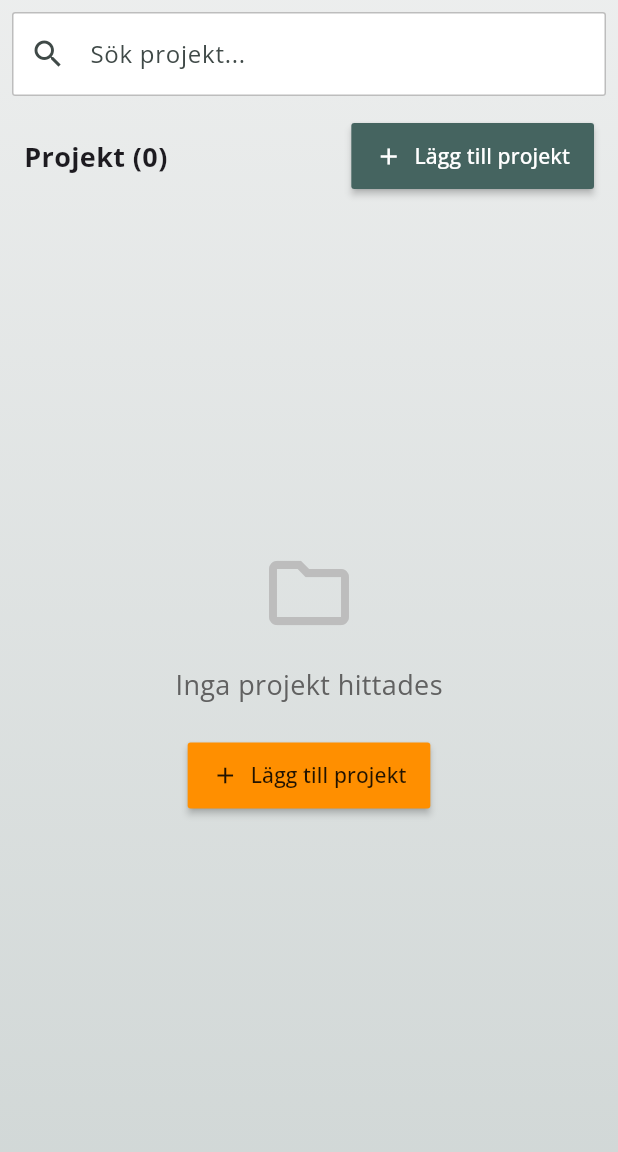
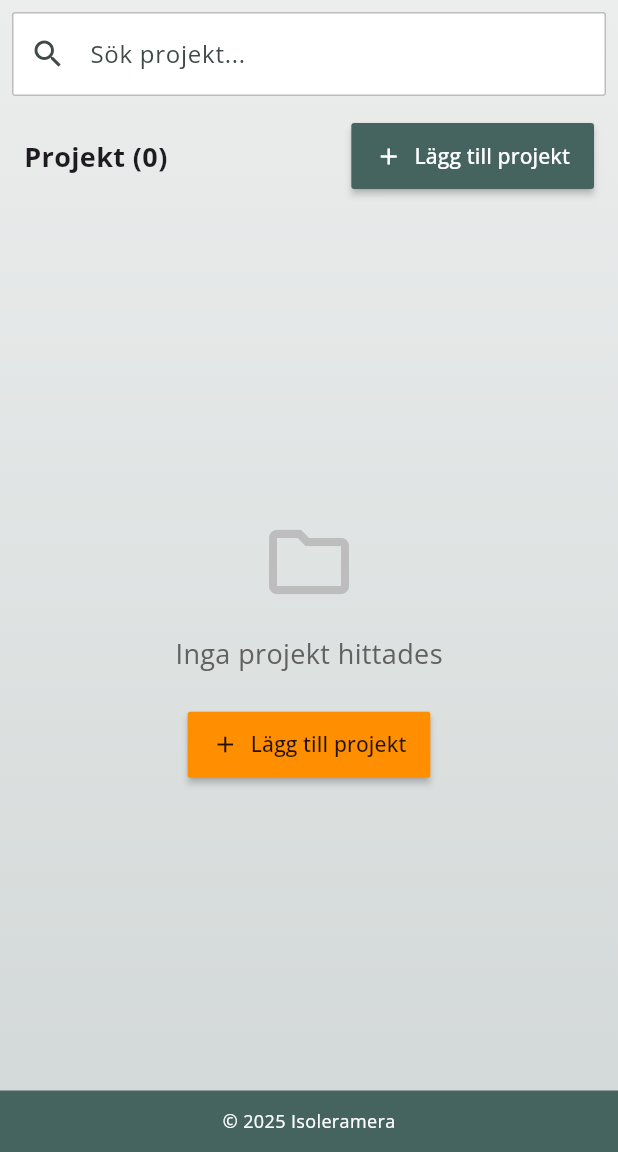
Before and after one commit to jockeBjers/insulation_app, a Flutter app: the screen it shows once a user with an empty profile is signed in, after a tap on "Skapa ditt första projekt", on a phone screen of 412 x 824 dp, the part 84-1236 px from its top. Run offline on Flutter 3.47's test engine with Material 3 defaults, Android fonts, the light colour scheme and no system bars; our stand-ins replace cloud_firestore, firebase_auth, firebase_core, freezed_annotation, google_fonts, hive_flutter; accounts and stored records are empty; generated files the repository leaves out were written again.

Commit message:
add small footer

```diff
--- a/lib/Pages/home_page.dart
+++ b/lib/Pages/home_page.dart
@@ -123,6 +123,9 @@ class _HomePageState extends State<HomePage> {
             ],
           ),
         ),
+        child: Column(
+          children: [
+            Expanded(
               child: Center(
                 child: SingleChildScrollView(
                   padding: const EdgeInsets.all(24.0),
@@ -138,7 +141,8 @@ class _HomePageState extends State<HomePage> {
                           shape: BoxShape.circle,
                           boxShadow: [
                             BoxShadow(
-                        color: theme.colorScheme.primary.withOpacity(0.3),
+                              color: theme.colorScheme.primary
+                                  .withValues(alpha: .3),
                               blurRadius: 15,
                               spreadRadius: 5,
                             ),
@@ -180,7 +184,8 @@ class _HomePageState extends State<HomePage> {
                         style: ElevatedButton.styleFrom(
                           backgroundColor: theme.colorScheme.primary,
                           foregroundColor: Colors.white,
-                    padding: EdgeInsets.symmetric(horizontal: 32, vertical: 16),
+                          padding: EdgeInsets.symmetric(
+                              horizontal: 32, vertical: 16),
                           textStyle: TextStyle(fontSize: 18),
                         ),
                         onPressed: _navigateToProjects,
@@ -197,6 +202,27 @@ class _HomePageState extends State<HomePage> {
                 ),
               ),
             ),
+            // Footer
+            Container(
+              width: double.infinity,
+              padding:
+                  const EdgeInsets.symmetric(vertical: 12.0, horizontal: 16.0),
+              decoration: BoxDecoration(
+                color: theme.colorScheme.primary,
+              ),
+              child: Center(
+                child: Text(
+                  "© 2025 Isoleramera",
+                  style: TextStyle(
+                    fontSize: 12,
+                    color: theme.colorScheme.onPrimary,
+                  ),
+                ),
+              ),
+            ),
+          ],
+        ),
+      ),
     );
   }
 }
--- a/lib/Pages/projects_page.dart
+++ b/lib/Pages/projects_page.dart
@@ -409,7 +409,13 @@ class _ProjectsPageState extends State<ProjectsPage> {
                         itemCount: _filteredProjects.length,
                         itemBuilder: (context, index) {
                           final project = _filteredProjects[index];
-                          return Card(
+                          return Container(
+                            margin: EdgeInsets.only(
+                              bottom: index == _filteredProjects.length - 1
+                                  ? 200.0
+                                  : 0.0,
+                            ),
+                            child: Card(
                               elevation: 3,
                               margin: const EdgeInsets.symmetric(
                                   vertical: 8, horizontal: 4),
@@ -448,7 +454,8 @@ class _ProjectsPageState extends State<ProjectsPage> {
                                 subtitle: Padding(
                                   padding: const EdgeInsets.only(top: 8),
                                   child: Column(
-                                  crossAxisAlignment: CrossAxisAlignment.start,
+                                    crossAxisAlignment:
+                                        CrossAxisAlignment.start,
                                     children: [
                                       if (project.address != null &&
                                           project.address!.isNotEmpty)
@@ -496,8 +503,8 @@ class _ProjectsPageState extends State<ProjectsPage> {
                                       if (project.contactNumber != null &&
                                           project.contactNumber!.isNotEmpty)
                                         InkWell(
-                                        onTap: () =>
-                                            launchCall(project.contactNumber!),
+                                          onTap: () => launchCall(
+                                              project.contactNumber!),
                                           child: Row(
                                             children: [
                                               Icon(
@@ -509,8 +516,8 @@ class _ProjectsPageState extends State<ProjectsPage> {
                                               const SizedBox(width: 4),
                                               Text(
                                                 project.contactNumber!,
-                                              style:
-                                                  const TextStyle(fontSize: 16),
+                                                style: const TextStyle(
+                                                    fontSize: 16),
                                               ),
                                             ],
                                           ),
@@ -526,7 +533,8 @@ class _ProjectsPageState extends State<ProjectsPage> {
                                           const SizedBox(width: 4),
                                           Text(
                                             "Datum: ${project.date.toLocal().toString().split(' ')[0]}",
-                                          style: const TextStyle(fontSize: 16),
+                                            style:
+                                                const TextStyle(fontSize: 16),
                                           ),
                                         ],
                                       ),
@@ -535,8 +543,28 @@ class _ProjectsPageState extends State<ProjectsPage> {
                                 ),
                                 onTap: () => navigateToProjectDetails(project),
                               ),
+                            ),
                           );
                         },
+                      ),
+                    ),
+            ),
+
+            // Footer
+            Container(
+              width: double.infinity,
+              padding:
+                  const EdgeInsets.symmetric(vertical: 12.0, horizontal: 16.0),
+              decoration: BoxDecoration(
+                color: theme.colorScheme.primary,
+              ),
+              child: Center(
+                child: Text(
+                  "© 2025 Isoleramera",
+                  style: TextStyle(
+                    fontSize: 12,
+                    color: theme.colorScheme.onPrimary,
+                  ),
                 ),
               ),
             ),
```
Lines whose indentation alone changed are shown as unchanged.
